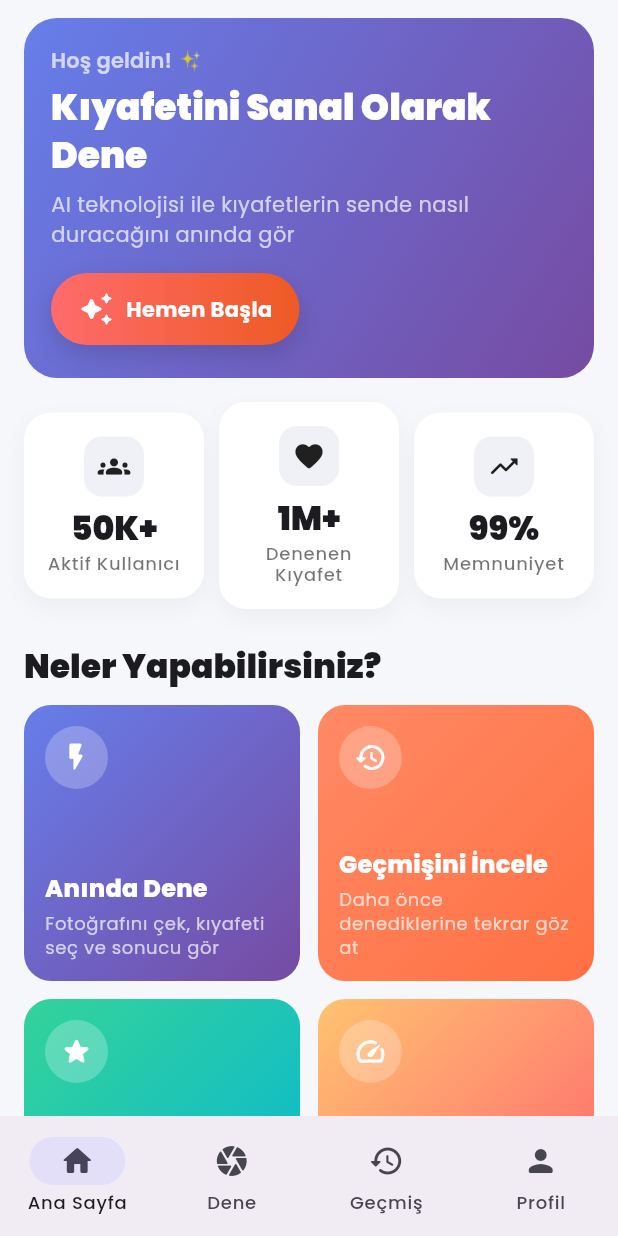
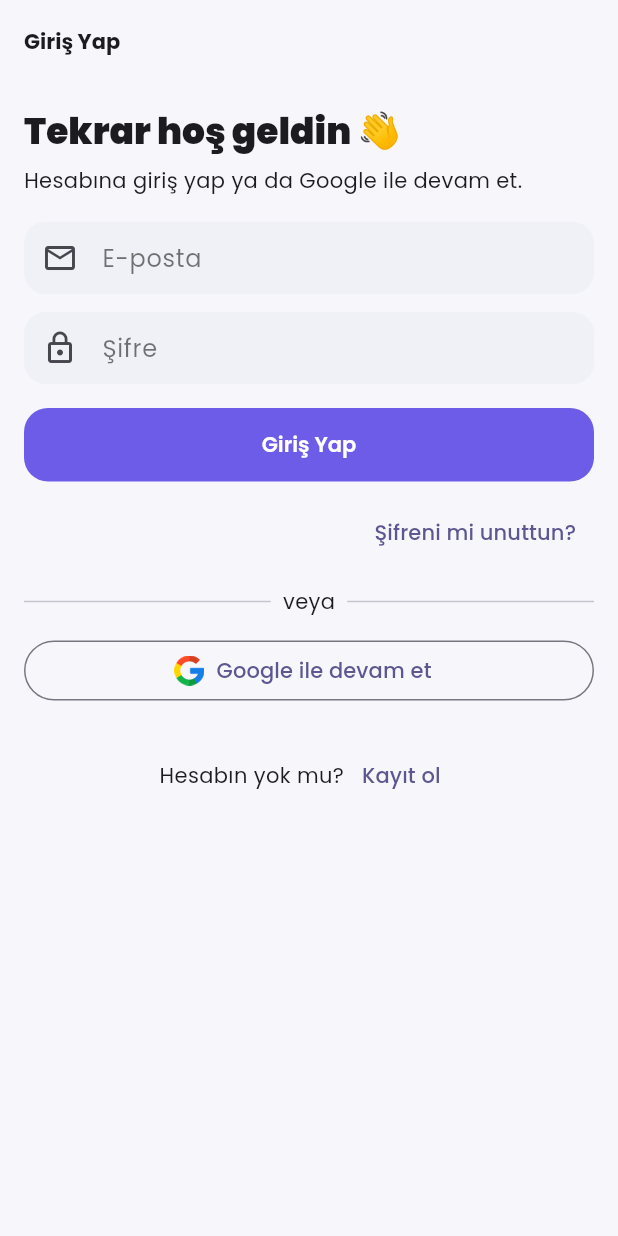
Before and after one commit to mustafacaglarr/fashion_app, a Flutter app: the screen it shows after launch, on a phone screen of 412 x 824 dp. Run offline on Flutter 3.47's test engine with Material 3 defaults, Android fonts, the phone set to English and light mode, and no system bars; our stand-ins replace cloud_firestore, cross_file, firebase_auth, firebase_core, flutter_dotenv, google_fonts and 3 more; missing offline and left inert: fal_client; accounts and stored records are empty.

Commit message:
Login ve Register
Login ve Register işlemleri ayarlandı

```diff
--- a/lib/main.dart
+++ b/lib/main.dart
@@ -1,41 +1,56 @@
 // lib/main.dart
+import 'package:fashion_app/ui/pages/profile_view.dart';
 import 'package:fashion_app/ui/pages/tryon_wizard_view.dart.dart';
 import 'package:flutter/material.dart';
 import 'package:provider/provider.dart';
 import 'package:flutter_dotenv/flutter_dotenv.dart';
 
+// Firebase
+import 'package:firebase_core/firebase_core.dart';
+import 'firebase_options.dart';
+
+// UI / Theme
 import 'ui/theme.dart';
+
+// Pages
+import 'ui/pages/auth/auth_gate.dart';        // Login/Register yöneten kapı
 import 'ui/pages/landing_view.dart';
 import 'ui/pages/history_view.dart';
-import 'ui/pages/profile_view.dart';
 
+// ViewModels
 import 'ui/viewmodels/tryon_viewmodel.dart';
 import 'ui/viewmodels/history_viewmodel.dart';
+import 'ui/viewmodels/auth_viewmodel.dart';
+
+// Services / Repos
+import 'services/auth_service.dart';
 import 'data/fal_repository.dart';
 
 Future<void> main() async {
   WidgetsFlutterBinding.ensureInitialized();
 
-  // .env opsiyonel: yoksa hata fırlatmasın
-  try {
-    await dotenv.load(fileName: ".env");
-  } catch (_) {
-    // .env yoksa sorun değil; --dart-define veya başka yöntemle verilebilir
-  }
+  // .env opsiyonel (yoksa app çalışmaya devam etsin)
+  try { await dotenv.load(fileName: ".env"); } catch (_) {}
 
-  // ÖNEM SIRASI: .env(FAL_KEY) -> --dart-define(FAL_KEY) -> boş
+  // Firebase'i başlat
+  await Firebase.initializeApp(
+    options: DefaultFirebaseOptions.currentPlatform,
+  );
+
+  // FAL key: .env(FAL_KEY) -> --dart-define(FAL_KEY) -> ''
   final envKey = dotenv.maybeGet('FAL_KEY') ?? '';
   const defineKey = String.fromEnvironment('FAL_KEY', defaultValue: '');
   final falKey = envKey.isNotEmpty ? envKey : defineKey;
 
-  // Not: Üretimde anahtarı istemciye vermeyin, kendi backend/proxy kullanın.
-  final repo = FalDirectRepository(falKey: falKey);
+  // Not: Prod'da anahtarı istemciye gömmeyin; backend/proxy kullanın.
+  final falRepo = FalDirectRepository(falKey: falKey);
 
   runApp(
     MultiProvider(
       providers: [
-        ChangeNotifierProvider(create: (_) => TryonViewModel(repo)),
+        ChangeNotifierProvider(create: (_) => TryonViewModel(falRepo)),
         ChangeNotifierProvider(create: (_) => HistoryViewModel()..load()),
+        ChangeNotifierProvider(create: (_) => AuthViewModel(AuthService())),
       ],
       child: const VtonApp(),
     ),
@@ -50,17 +65,18 @@ class VtonApp extends StatelessWidget {
     return MaterialApp(
       title: 'VTON',
       debugShowCheckedModeBanner: false,
-      theme: buildTheme(), // ui/theme.dart
+      theme: buildTheme(),
 
-      // İstersen named route da kullan
+      // Uygulama içi rotalar
       routes: {
-        '/tryon': (_) => const TryOnWizardView(),
+        '/home'   : (_) => const LandingView(),
+        '/tryon'  : (_) => const TryOnWizardView(),
         '/history': (_) => const HistoryView(),
         '/profile': (_) => const ProfileView(),
       },
 
-      // İlk ekran
-      home: const LandingView(),
+      // İlk ekran → Auth durumuna göre Login/Register veya Landing
+      home: const AuthGate(),
     );
   }
 }
--- /dev/null
+++ b/lib/ui/pages/auth/auth_gate.dart
@@ -0,0 +1,71 @@
+import 'package:cloud_firestore/cloud_firestore.dart';
+import 'package:firebase_auth/firebase_auth.dart';
+import 'package:flutter/material.dart';
+
+import '../landing_view.dart';
+import 'login_view.dart';
+
+class AuthGate extends StatefulWidget {
+  const AuthGate({super.key});
+
+  @override
+  State<AuthGate> createState() => _AuthGateState();
+}
+
+class _AuthGateState extends State<AuthGate> {
+  final _auth = FirebaseAuth.instance;
+
+  Future<bool> _validateSession() async {
+    final user = _auth.currentUser;
+    if (user == null) return false;
+
+    try {
+      // Token’ı zorla yenile + sunucuyla senkronize et
+      await user.reload();
+      await user.getIdToken(true);
+
+      // Firestore’da kullanıcı dokümanı var mı?
+      final snap = await FirebaseFirestore.instance
+          .collection('users')
+          .doc(user.uid)
+          .get();
+
+      if (snap.exists) return true;
+
+      // Doküman yoksa, hesabı console’dan silmiş olabilirsin → çıkış
+      await _auth.signOut();
+      return false;
+    } catch (_) {
+      // Hata varsa güvenli taraf: çıkış
+      await _auth.signOut();
+      return false;
+    }
+  }
+
+  @override
+  Widget build(BuildContext context) {
+    return StreamBuilder<User?>(
+      stream: _auth.authStateChanges(),
+      builder: (_, authSnap) {
+        if (authSnap.connectionState == ConnectionState.waiting) {
+          return const Scaffold(body: Center(child: CircularProgressIndicator()));
+        }
+
+        // Giriş yok → Login
+        if (authSnap.data == null) return const LoginView();
+
+        // Giriş var görünüyor → doğrula (token refresh + Firestore doc)
+        return FutureBuilder<bool>(
+          future: _validateSession(),
+          builder: (_, validSnap) {
+            if (validSnap.connectionState == ConnectionState.waiting) {
+              return const Scaffold(body: Center(child: CircularProgressIndicator()));
+            }
+            final ok = validSnap.data == true;
+            return ok ? const LandingView() : const LoginView();
+          },
+        );
+      },
+    );
+  }
+}
--- /dev/null
+++ b/lib/ui/pages/auth/login_view.dart
@@ -0,0 +1,122 @@
+import 'package:flutter/material.dart';
+import 'package:provider/provider.dart';
+import '../../../services/auth_service.dart';
+import '../../viewmodels/auth_viewmodel.dart';
+import 'register_view.dart';
+
+class LoginView extends StatefulWidget {
+  const LoginView({super.key});
+
+  @override
+  State<LoginView> createState() => _LoginViewState();
+}
+
+class _LoginViewState extends State<LoginView> {
+  final _form = GlobalKey<FormState>();
+  final _email = TextEditingController();
+  final _password = TextEditingController();
+
+  @override
+  void dispose() {
+    _email.dispose();
+    _password.dispose();
+    super.dispose();
+  }
+
+  @override
+  Widget build(BuildContext context) {
+    final vm = context.watch<AuthViewModel>();
+
+    return Scaffold(
+      appBar: AppBar(title: const Text('Giriş Yap')),
+      body: SafeArea(
+        child: ListView(
+          padding: const EdgeInsets.all(16),
+          children: [
+            Text('Tekrar hoş geldin 👋', style: Theme.of(context).textTheme.headlineSmall?.copyWith(fontWeight: FontWeight.w900)),
+            const SizedBox(height: 6),
+            Text('Hesabına giriş yap ya da Google ile devam et.', style: Theme.of(context).textTheme.bodyMedium),
+            const SizedBox(height: 18),
+            Form(
+              key: _form,
+              child: Column(
+                children: [
+                  TextFormField(
+                    controller: _email,
+                    decoration: const InputDecoration(labelText: 'E-posta', prefixIcon: Icon(Icons.email_outlined)),
+                    keyboardType: TextInputType.emailAddress,
+                    validator: (v) => (v == null || !v.contains('@')) ? 'Geçerli bir e-posta girin' : null,
+                  ),
+                  const SizedBox(height: 12),
+                  TextFormField(
+                    controller: _password,
+                    decoration: const InputDecoration(labelText: 'Şifre', prefixIcon: Icon(Icons.lock_outline)),
+                    obscureText: true,
+                    validator: (v) => (v == null || v.length < 6) ? 'En az 6 karakter' : null,
+                  ),
+                  const SizedBox(height: 16),
+                  SizedBox(
+                    width: double.infinity,
+                    child: FilledButton(
+                      onPressed: vm.isBusy ? null : () async {
+                        if (!_form.currentState!.validate()) return;
+                        final ok = await vm.login(email: _email.text.trim(), password: _password.text.trim());
+                        if (!ok && mounted) {
+                          ScaffoldMessenger.of(context).showSnackBar(SnackBar(content: Text(vm.error ?? 'Hata')));
+                        }
+                      },
+                      child: vm.isBusy ? const SizedBox(height: 20, width: 20, child: CircularProgressIndicator(strokeWidth: 2, color: Colors.white)) : const Text('Giriş Yap'),
+                    ),
+                  ),
+                  const SizedBox(height: 10),
+                  Align(
+                    alignment: Alignment.centerRight,
+                    child: TextButton(
+                      onPressed: vm.isBusy ? null : () async {
+                        if (_email.text.isNotEmpty) {
+                          await vm.resetPassword(_email.text.trim());
+                          if (mounted) {
+                            ScaffoldMessenger.of(context).showSnackBar(const SnackBar(content: Text('Şifre sıfırlama e-postası gönderildi.')));
+                          }
+                        } else {
+                          ScaffoldMessenger.of(context).showSnackBar(const SnackBar(content: Text('Lütfen e-posta girin.')));
+                        }
+                      },
+                      child: const Text('Şifreni mi unuttun?'),
+                    ),
+                  ),
+                ],
+              ),
+            ),
+            const SizedBox(height: 12),
+            Row(children: const [
+              Expanded(child: Divider()), SizedBox(width: 8), Text('veya'), SizedBox(width: 8), Expanded(child: Divider()),
+            ]),
+            const SizedBox(height: 12),
+            SizedBox(
+              width: double.infinity,
+              child: OutlinedButton.icon(
+                icon: Image.asset('assets/google.png', height: 20), // küçük google ikon (opsiyonel)
+                label: const Text('Google ile devam et'),
+                onPressed: vm.isBusy ? null : () => vm.loginWithGoogle(),
+              ),
+            ),
+            const SizedBox(height: 22),
+            Row(
+              mainAxisAlignment: MainAxisAlignment.center,
+              children: [
+                const Text('Hesabın yok mu?'),
+                TextButton(
+                  onPressed: () {
+                    Navigator.push(context, MaterialPageRoute(builder: (_) => const RegisterView()));
+                  },
+                  child: const Text('Kayıt ol'),
+                ),
+              ],
+            ),
+          ],
+        ),
+      ),
+    );
+  }
+}
--- a/lib/ui/widgets/step_header.dart
+++ b/lib/ui/widgets/step_header.dart
@@ -20,7 +20,7 @@ class StepHeader extends StatelessWidget {
                 margin: EdgeInsets.only(right: i < 2 ? 6 : 0),
                 decoration: BoxDecoration(
                   color: active
-                      ? theme.colorScheme.primary
+                      ? const Color.fromARGB(255, 0, 38, 255)
                       : const Color(0xFFE1E3EF),
                   borderRadius: BorderRadius.circular(999),
                 ),
```
Also changed, not shown: lib/services/auth_service.dart (added, +92 -0 lines), lib/ui/pages/auth/register_view.dart (added, +152 -0 lines), lib/ui/pages/profile_view.dart (+130 -21 lines), lib/ui/viewmodels/auth_viewmodel.dart (added, +56 -0 lines), pubspec.yaml (+9 -0 lines), assets/google.png (added), firebase.json (added), lib/firebase_options.dart (added), pubspec.lock, 11 other files.
